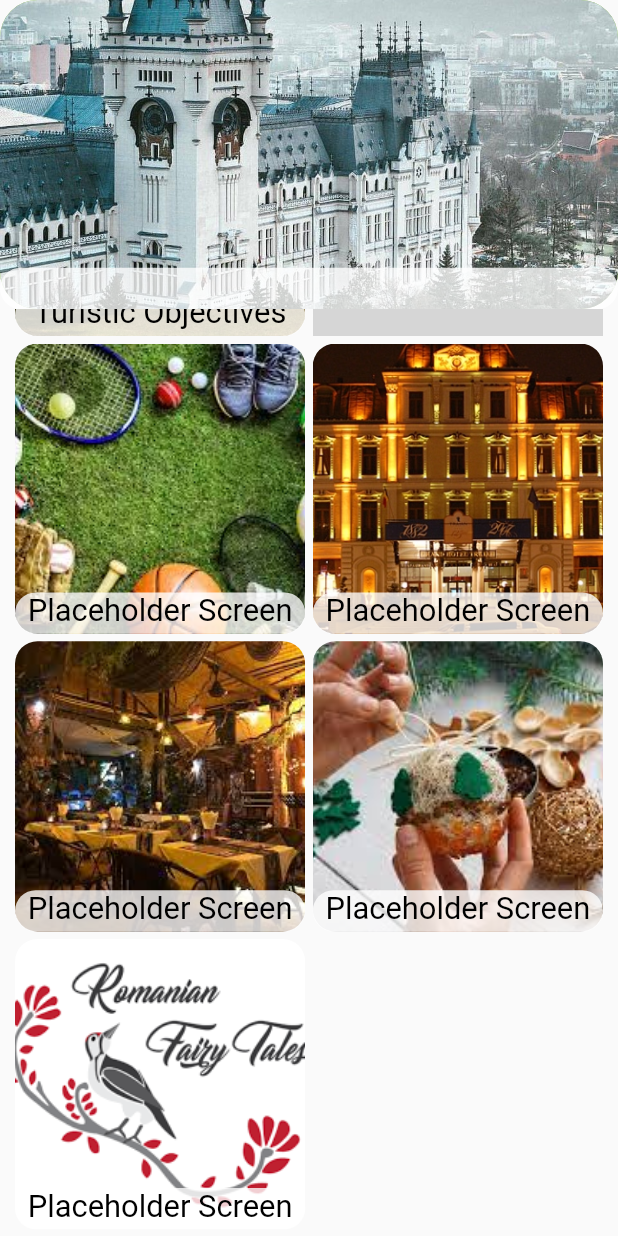
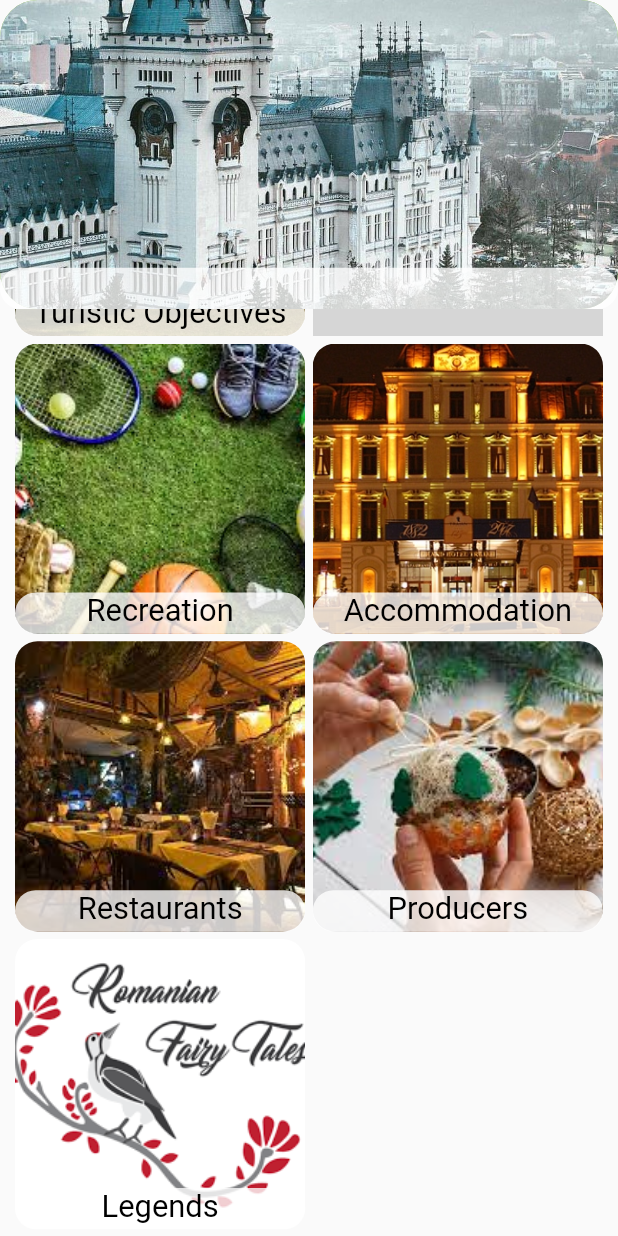
Before and after one commit to EduardAgapia/qr4all, a Flutter app: the ZoneScreen screen opened directly with empty values, scrolled down 379 dp, on a phone screen of 412 x 824 dp. Run offline on Flutter 3.47's test engine with Material 2 defaults, Android fonts, the light colour scheme and no system bars; our stand-ins replace firebase_core, firebase_database, firebase_storage, google_maps_flutter; missing offline and left inert: qr_code_scanner; accounts and stored records are empty; generated files the repository leaves out were written again; grey boxes are pictures that could not be loaded.

Commit message:
generate translation files and reafctor

```diff
--- a/lib/l10n/app_ro.arb
+++ b/lib/l10n/app_ro.arb
@@ -2,8 +2,8 @@
   "to" : "Catre",
   "turisticAreas" : "Zone turistice",
   "placeholder" : "Placeholder",
-  "qr-scan" : "Scaneaza codul QR",
-  "near-me" : "In apropierea mea",
+  "qrScan" : "Scaneaza codul QR",
+  "nearMe" : "In apropierea mea",
   "mainMenu" : "Zone turistice",
   "placeholderScreen" : "Placeholder Screen",
   "description" : "Descriere",
--- a/lib/views/menu_screen.dart
+++ b/lib/views/menu_screen.dart
@@ -61,7 +61,7 @@ class _MenuScreenState extends State<MenuScreen> {
             ),
             ListTile(
               leading: const Icon(Icons.qr_code_scanner_sharp),
-              title: Text(AppLocalizations.of(context).placeholder),
+              title: Text(AppLocalizations.of(context).qrScan),
               onTap: () {
                 Navigator.push(
                   context,
@@ -73,7 +73,7 @@ class _MenuScreenState extends State<MenuScreen> {
             ),
             ListTile(
               leading: const Icon(Icons.near_me_sharp),
-              title: Text(AppLocalizations.of(context).placeholder),
+              title: Text(AppLocalizations.of(context).nearMe),
               onTap: () {
                 Navigator.push(
                   context,
--- a/lib/views/turistic-areas/views/zones/zone.dart
+++ b/lib/views/turistic-areas/views/zones/zone.dart
@@ -291,7 +291,7 @@ class _ZoneScreenState extends State<ZoneScreen> {
                           child: Align(
                             alignment: Alignment.bottomCenter,
                             child: Text(
-                              AppLocalizations.of(context).placeholderScreen,
+                              AppLocalizations.of(context).recreation,
                               style: TextStyle(
                                 color: Colors.black,
                                 fontSize:
@@ -339,7 +339,7 @@ class _ZoneScreenState extends State<ZoneScreen> {
                           child: Align(
                             alignment: Alignment.bottomCenter,
                             child: Text(
-                              AppLocalizations.of(context).placeholderScreen,
+                              AppLocalizations.of(context).accommodation,
                               style: TextStyle(
                                 color: Colors.black,
                                 fontSize:
@@ -387,7 +387,7 @@ class _ZoneScreenState extends State<ZoneScreen> {
                           child: Align(
                             alignment: Alignment.bottomCenter,
                             child: Text(
-                              AppLocalizations.of(context).placeholderScreen,
+                              AppLocalizations.of(context).restaurants,
                               style: TextStyle(
                                 color: Colors.black,
                                 fontSize:
@@ -435,7 +435,7 @@ class _ZoneScreenState extends State<ZoneScreen> {
                           child: Align(
                             alignment: Alignment.bottomCenter,
                             child: Text(
-                              AppLocalizations.of(context).placeholderScreen,
+                              AppLocalizations.of(context).producers,
                               style: TextStyle(
                                 color: Colors.black,
                                 fontSize:
@@ -483,7 +483,7 @@ class _ZoneScreenState extends State<ZoneScreen> {
                           child: Align(
                             alignment: Alignment.bottomCenter,
                             child: Text(
-                              AppLocalizations.of(context).placeholderScreen,
+                              AppLocalizations.of(context).legends,
                               style: TextStyle(
                                 color: Colors.black,
                                 fontSize:
```
Also changed, not shown: lib/l10n/app_en.arb (+4 -4 lines).
